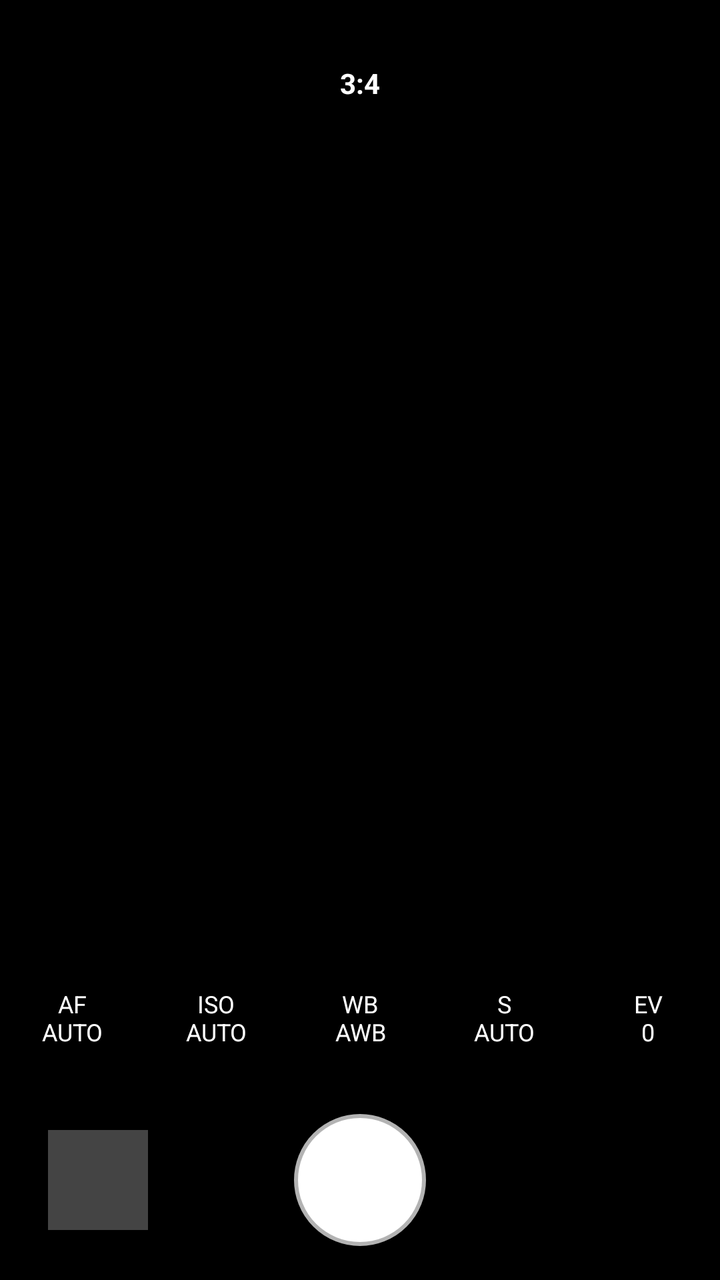
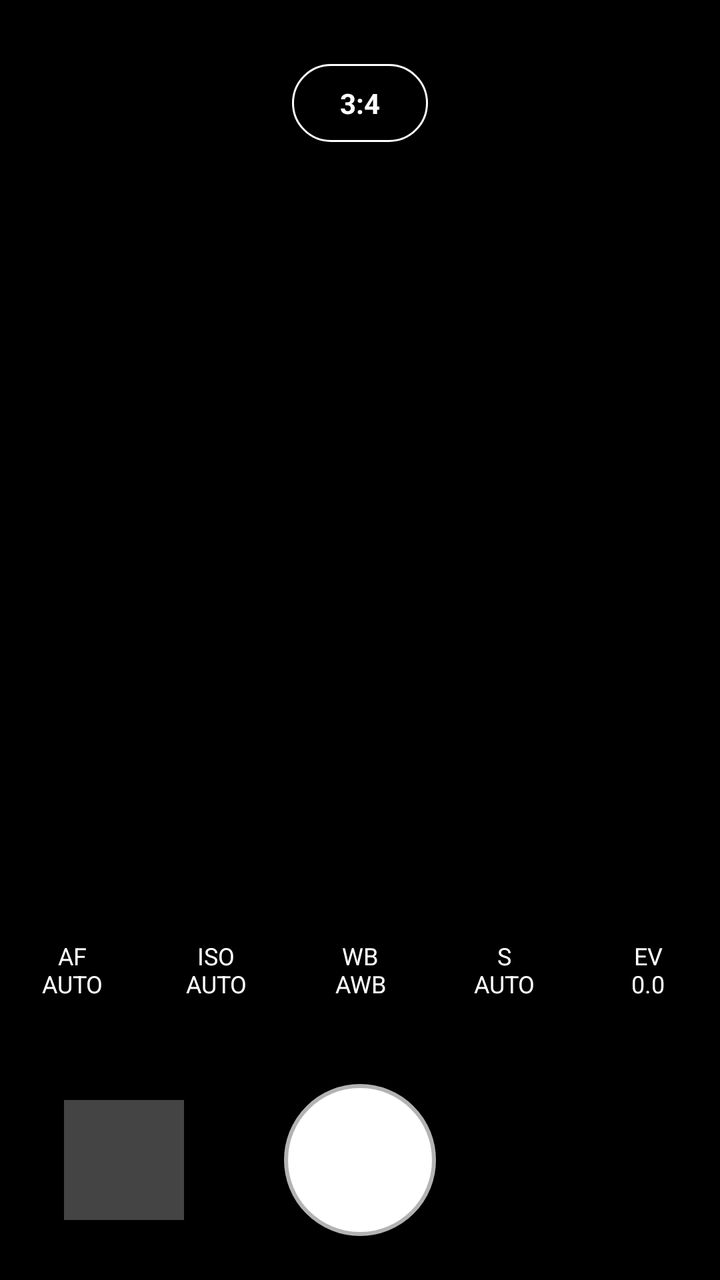

The first picture is an Android layout as it rendered before a commit; the second is the same layout after the commit. The layout source and the unified diff follow.
<!-- AndroidManifest.xml: application theme android:Theme.DeviceDefault.NoActionBar -->
<!-- res/layout/activity_main.xml -->
<?xml version="1.0" encoding="utf-8"?>
<RelativeLayout xmlns:android="http://schemas.android.com/apk/res/android"
    android:layout_width="match_parent"
    android:layout_height="match_parent"
    android:background="#000000">

    <TextureView
        android:id="@+id/view_finder"
        android:layout_width="match_parent"
        android:layout_height="wrap_content"
        android:layout_alignParentTop="true" />

    <TextView
        android:id="@+id/btn_ratio"
        android:layout_width="wrap_content"
        android:layout_height="wrap_content"
        android:layout_alignParentTop="true"
        android:layout_centerHorizontal="true"
        android:layout_marginTop="24dp"
        android:background="#88000000"
        android:paddingHorizontal="16dp"
        android:paddingVertical="8dp"
        android:text="3:4"
        android:textColor="#FFFFFF"
        android:textSize="14sp"
        android:textStyle="bold" />

    <LinearLayout
        android:id="@+id/control_panel"
        android:layout_width="match_parent"
        android:layout_height="wrap_content"
        android:layout_above="@id/bottom_bar"
        android:orientation="vertical"
        android:background="#88000000"
        android:paddingTop="8dp">

        <LinearLayout
            android:id="@+id/slider_panel"
            android:layout_width="match_parent"
            android:layout_height="wrap_content"
            android:orientation="horizontal"
            android:gravity="center_vertical"
            android:visibility="gone"
            android:padding="16dp">

            <TextView
                android:id="@+id/slider_value_text"
                android:layout_width="60dp"
                android:layout_height="wrap_content"
                android:textColor="#FFD700"
                android:textStyle="bold"
                android:textSize="14sp"
                android:text="AUTO"/>

            <SeekBar
                android:id="@+id/setting_seekbar"
                android:layout_width="match_parent"
                android:layout_height="wrap_content"/>
        </LinearLayout>

        <LinearLayout
            android:layout_width="match_parent"
            android:layout_height="wrap_content"
            android:orientation="horizontal"
            android:weightSum="5"
            android:paddingBottom="8dp">

            <TextView
                android:id="@+id/btn_af"
                android:layout_width="0dp"
                android:layout_height="wrap_content"
                android:layout_weight="1"
                android:text="AF\nAUTO"
                android:textColor="#FFFFFF"
                android:textSize="12sp"
                android:textAlignment="center"
                android:padding="8dp"/>

            <TextView
                android:id="@+id/btn_iso"
                android:layout_width="0dp"
                android:layout_height="wrap_content"
                android:layout_weight="1"
                android:text="ISO\nAUTO"
                android:textColor="#FFFFFF"
                android:textSize="12sp"
                android:textAlignment="center"
                android:padding="8dp"/>

            <TextView
                android:id="@+id/btn_wb"
                android:layout_width="0dp"
                android:layout_height="wrap_content"
                android:layout_weight="1"
                android:text="WB\nAWB"
                android:textColor="#FFFFFF"
                android:textSize="12sp"
                android:textAlignment="center"
                android:padding="8dp"/>

            <TextView
                android:id="@+id/btn_s"
                android:layout_width="0dp"
                android:layout_height="wrap_content"
                android:layout_weight="1"
                android:text="S\nAUTO"
                android:textColor="#FFFFFF"
                android:textSize="12sp"
                android:textAlignment="center"
                android:padding="8dp"/>

            <TextView
                android:id="@+id/btn_ev"
                android:layout_width="0dp"
                android:layout_height="wrap_content"
                android:layout_weight="1"
                android:text="EV\n0"
                android:textColor="#FFFFFF"
                android:textSize="12sp"
                android:textAlignment="center"
                android:padding="8dp"/>
        </LinearLayout>
    </LinearLayout>

    <RelativeLayout
        android:id="@+id/bottom_bar"
        android:layout_width="match_parent"
        android:layout_height="100dp"
        android:layout_alignParentBottom="true"
        android:background="#FF000000">

        <ImageView
            android:id="@+id/thumbnail_view"
            android:layout_width="50dp"
            android:layout_height="50dp"
            android:layout_centerVertical="true"
            android:layout_alignParentStart="true"
            android:layout_marginStart="24dp"
            android:scaleType="centerCrop"
            android:background="#44FFFFFF"
            android:clickable="true"
            android:focusable="true" />

        <View
            android:id="@+id/btn_capture"
            android:layout_width="66dp"
            android:layout_height="66dp"
            android:layout_centerInParent="true"
            android:clickable="true"
            android:focusable="true"
            android:background="@drawable/circle_button" />
    </RelativeLayout>
</RelativeLayout>
<!-- resources referenced by this layout -->
<resources>
  <!-- drawable circle_button (drawable) -->
  <?xml version="1.0" encoding="utf-8"?>
  <selector xmlns:android="http://schemas.android.com/apk/res/android">
      <item android:state_pressed="true">
          <shape android:shape="oval">
              <solid android:color="#999999" />
              <stroke android:width="4dp" android:color="#B3FFFFFF" />
          </shape>
      </item>
      <item>
          <shape android:shape="oval">
              <solid android:color="#FFFFFF" />
              <stroke android:width="4dp" android:color="#B3FFFFFF" />
          </shape>
      </item>
  </selector>
</resources>

<!-- the commit's change to res/layout/activity_main.xml (unified diff, before → after) -->
@@ -4,11 +4,17 @@
     android:layout_height="match_parent"
     android:background="#000000">
 
-    <TextureView
-        android:id="@+id/view_finder"
+    
+    <RelativeLayout
         android:layout_width="match_parent"
-        android:layout_height="wrap_content"
-        android:layout_alignParentTop="true" />
+        android:layout_height="match_parent"
+        android:gravity="center">
+        
+        <TextureView
+            android:id="@+id/view_finder"
+            android:layout_width="match_parent"
+            android:layout_height="wrap_content" />
+    </RelativeLayout>
 
     <TextView
         android:id="@+id/btn_ratio"
@@ -16,14 +22,15 @@
         android:layout_height="wrap_content"
         android:layout_alignParentTop="true"
         android:layout_centerHorizontal="true"
-        android:layout_marginTop="24dp"
-        android:background="#88000000"
-        android:paddingHorizontal="16dp"
-        android:paddingVertical="8dp"
+        android:layout_marginTop="32dp"
+        android:background="@drawable/rounded_bg"
+        android:paddingHorizontal="24dp"
+        android:paddingVertical="10dp"
         android:text="3:4"
         android:textColor="#FFFFFF"
         android:textSize="14sp"
-        android:textStyle="bold" />
+        android:textStyle="bold"
+        android:elevation="4dp"/>
 
     <LinearLayout
         android:id="@+id/control_panel"
@@ -31,8 +38,8 @@
         android:layout_height="wrap_content"
         android:layout_above="@id/bottom_bar"
         android:orientation="vertical"
-        android:background="#88000000"
-        android:paddingTop="8dp">
+        android:background="#B3000000"
+        android:paddingTop="12dp">
 
         <LinearLayout
             android:id="@+id/slider_panel"
@@ -41,21 +48,26 @@
             android:orientation="horizontal"
             android:gravity="center_vertical"
             android:visibility="gone"
-            android:padding="16dp">
+            android:paddingHorizontal="20dp"
+            android:paddingVertical="16dp">
 
             <TextView
                 android:id="@+id/slider_value_text"
-                android:layout_width="60dp"
+                android:layout_width="70dp"
                 android:layout_height="wrap_content"
                 android:textColor="#FFD700"
                 android:textStyle="bold"
-                android:textSize="14sp"
+                android:textSize="15sp"
                 android:text="AUTO"/>
 
             <SeekBar
                 android:id="@+id/setting_seekbar"
                 android:layout_width="match_parent"
-                android:layout_height="wrap_content"/>
+                android:layout_height="wrap_content"
+                android:max="100"
+                android:progressDrawable="@android:drawable/progress_horizontal"
+                android:thumbTint="#FFD700"
+                android:progressTint="#FFD700"/>
         </LinearLayout>
 
         <LinearLayout
@@ -63,79 +75,30 @@
             android:layout_height="wrap_content"
             android:orientation="horizontal"
             android:weightSum="5"
-            android:paddingBottom="8dp">
+            android:paddingBottom="12dp">
 
-            <TextView
-                android:id="@+id/btn_af"
-                android:layout_width="0dp"
-                android:layout_height="wrap_content"
-                android:layout_weight="1"
-                android:text="AF\nAUTO"
-                android:textColor="#FFFFFF"
-                android:textSize="12sp"
-                android:textAlignment="center"
-                android:padding="8dp"/>
-
-            <TextView
-                android:id="@+id/btn_iso"
-                android:layout_width="0dp"
-                android:layout_height="wrap_content"
-                android:layout_weight="1"
-                android:text="ISO\nAUTO"
-                android:textColor="#FFFFFF"
-                android:textSize="12sp"
-                android:textAlignment="center"
-                android:padding="8dp"/>
-
-            <TextView
-                android:id="@+id/btn_wb"
-                android:layout_width="0dp"
-                android:layout_height="wrap_content"
-                android:layout_weight="1"
-                android:text="WB\nAWB"
-                android:textColor="#FFFFFF"
-                android:textSize="12sp"
-                android:textAlignment="center"
-                android:padding="8dp"/>
-
-            <TextView
-                android:id="@+id/btn_s"
-                android:layout_width="0dp"
-                android:layout_height="wrap_content"
-                android:layout_weight="1"
-                android:text="S\nAUTO"
-                android:textColor="#FFFFFF"
-                android:textSize="12sp"
-                android:textAlignment="center"
-                android:padding="8dp"/>
-
-            <TextView
-                android:id="@+id/btn_ev"
-                android:layout_width="0dp"
-                android:layout_height="wrap_content"
-                android:layout_weight="1"
-                android:text="EV\n0"
-                android:textColor="#FFFFFF"
-                android:textSize="12sp"
-                android:textAlignment="center"
-                android:padding="8dp"/>
+            <TextView android:id="@+id/btn_af" android:layout_width="0dp" android:layout_height="wrap_content" android:layout_weight="1" android:text="AF\nAUTO" android:textColor="#FFFFFF" android:textSize="12sp" android:textAlignment="center" android:padding="8dp"/>
+            <TextView android:id="@+id/btn_iso" android:layout_width="0dp" android:layout_height="wrap_content" android:layout_weight="1" android:text="ISO\nAUTO" android:textColor="#FFFFFF" android:textSize="12sp" android:textAlignment="center" android:padding="8dp"/>
+            <TextView android:id="@+id/btn_wb" android:layout_width="0dp" android:layout_height="wrap_content" android:layout_weight="1" android:text="WB\nAWB" android:textColor="#FFFFFF" android:textSize="12sp" android:textAlignment="center" android:padding="8dp"/>
+            <TextView android:id="@+id/btn_s" android:layout_width="0dp" android:layout_height="wrap_content" android:layout_weight="1" android:text="S\nAUTO" android:textColor="#FFFFFF" android:textSize="12sp" android:textAlignment="center" android:padding="8dp"/>
+            <TextView android:id="@+id/btn_ev" android:layout_width="0dp" android:layout_height="wrap_content" android:layout_weight="1" android:text="EV\n0.0" android:textColor="#FFFFFF" android:textSize="12sp" android:textAlignment="center" android:padding="8dp"/>
         </LinearLayout>
     </LinearLayout>
 
     <RelativeLayout
         android:id="@+id/bottom_bar"
         android:layout_width="match_parent"
-        android:layout_height="100dp"
+        android:layout_height="120dp"
         android:layout_alignParentBottom="true"
         android:background="#FF000000">
 
         <ImageView
             android:id="@+id/thumbnail_view"
-            android:layout_width="50dp"
-            android:layout_height="50dp"
+            android:layout_width="60dp"
+            android:layout_height="60dp"
             android:layout_centerVertical="true"
             android:layout_alignParentStart="true"
-            android:layout_marginStart="24dp"
+            android:layout_marginStart="32dp"
             android:scaleType="centerCrop"
             android:background="#44FFFFFF"
             android:clickable="true"
@@ -143,8 +106,8 @@
 
         <View
             android:id="@+id/btn_capture"
-            android:layout_width="66dp"
-            android:layout_height="66dp"
+            android:layout_width="76dp"
+            android:layout_height="76dp"
             android:layout_centerInParent="true"
             android:clickable="true"
             android:focusable="true"
<!-- resource entries referenced after the edit -->
@@ -16,5 +16,12 @@
           </shape>
       </item>
   </selector>
+  <!-- drawable rounded_bg (drawable) -->
+  <?xml version="1.0" encoding="utf-8"?>
+  <shape xmlns:android="http://schemas.android.com/apk/res/android">
+      <solid android:color="#88000000" />
+      <corners android:radius="20dp" />
+      <stroke android:width="1dp" android:color="#FFFFFF" />
+  </shape>
 </resources>
 
